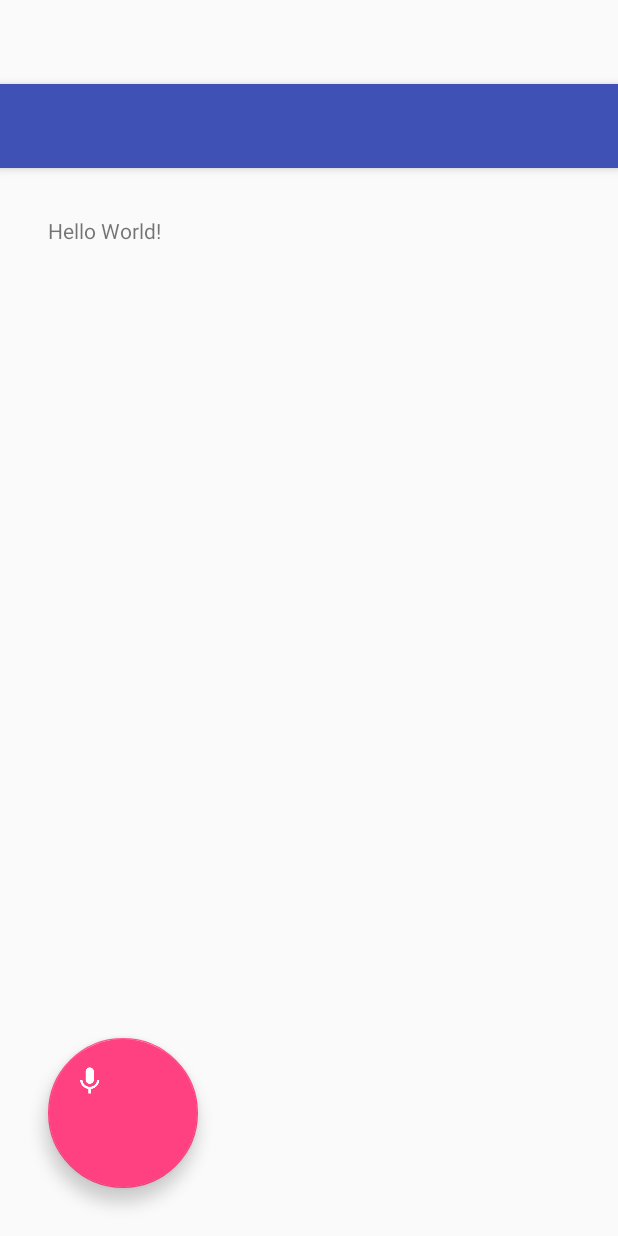
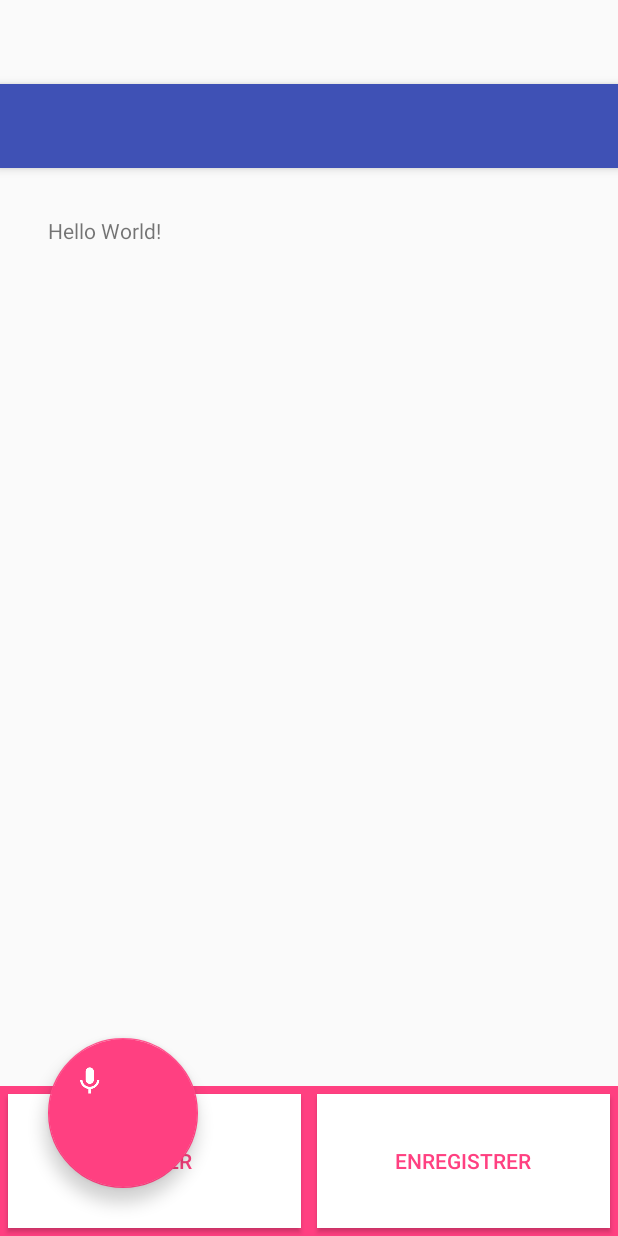
Before and after one commit to Naowak/Robot, an Android app: the layout activity_main.xml on its own in the app's theme, with its tools: preview values and no code run, on a phone screen of 412 x 824 dp. Run offline under Robolectric (Android 15) with nearby library versions, the phone set to English and light mode, and no system bars.

Commit message:
rajout bouton enregistrer

```diff
--- a/app/src/main/res/layout/content_main.xml
+++ b/app/src/main/res/layout/content_main.xml
@@ -5,10 +5,6 @@
     android:id="@+id/content_main"
     android:layout_width="match_parent"
     android:layout_height="match_parent"
-    android:paddingBottom="@dimen/activity_vertical_margin"
-    android:paddingLeft="@dimen/activity_horizontal_margin"
-    android:paddingRight="@dimen/activity_horizontal_margin"
-    android:paddingTop="@dimen/activity_vertical_margin"
     app:layout_behavior="@string/appbar_scrolling_view_behavior"
     tools:context="com.mcs.robot.MainActivity"
     tools:showIn="@layout/activity_main">
@@ -17,5 +13,40 @@
         android:id="@+id/sample_text"
         android:layout_width="wrap_content"
         android:layout_height="wrap_content"
+        android:paddingBottom="@dimen/activity_vertical_margin"
+        android:paddingLeft="@dimen/activity_horizontal_margin"
+        android:paddingRight="@dimen/activity_horizontal_margin"
+        android:paddingTop="@dimen/activity_vertical_margin"
         android:text="Hello World!" />
+
+    <LinearLayout
+        android:id="@+id/linearb"
+        android:layout_width="match_parent"
+        android:layout_height="100dp"
+        android:layout_alignParentBottom="true"
+        android:layout_alignParentLeft="true"
+        android:background="@color/colorAccent"
+        android:orientation="horizontal"
+        android:visibility="visible">
+
+        <Button
+            android:id="@+id/testb"
+            android:layout_width="match_parent"
+            android:layout_height="match_parent"
+            android:layout_margin="5dp"
+            android:layout_weight="50"
+            android:background="@color/colorBackgroundButton"
+            android:text="Tester"
+            android:textColor="@color/colorTextButton" />
+
+        <Button
+            android:id="@+id/saveb"
+            android:layout_width="match_parent"
+            android:layout_height="match_parent"
+            android:layout_margin="5dp"
+            android:layout_weight="50"
+            android:background="@color/colorBackgroundButton"
+            android:text="Enregistrer"
+            android:textColor="@color/colorTextButton" />
+    </LinearLayout>
 </RelativeLayout>
--- a/app/src/main/res/values/colors.xml
+++ b/app/src/main/res/values/colors.xml
@@ -3,4 +3,6 @@
     <color name="colorPrimary">#3F51B5</color>
     <color name="colorPrimaryDark">#303F9F</color>
     <color name="colorAccent">#FF4081</color>
+    <color name="colorBackgroundButton">#FFFFFF</color>
+    <color name="colorTextButton">#FF4081</color>
 </resources>
```
